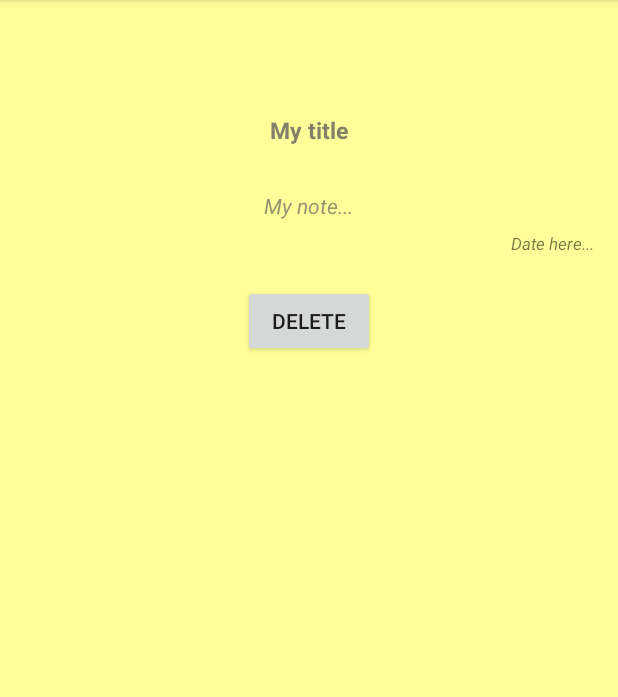
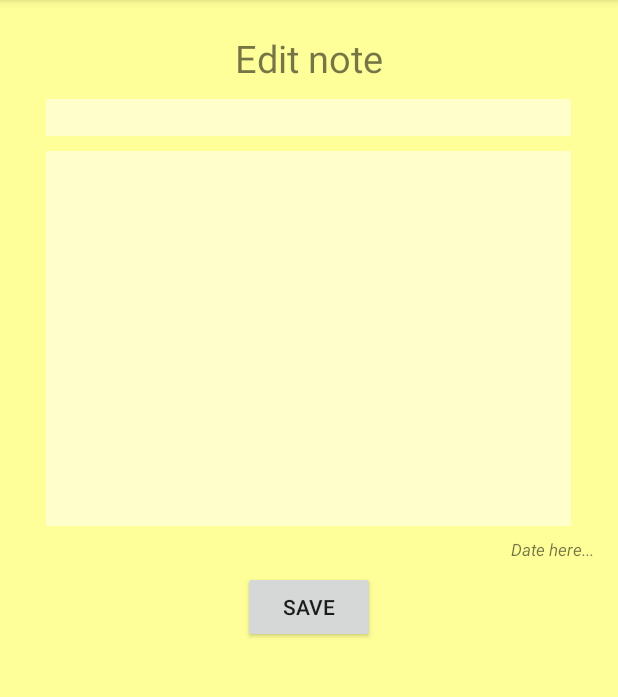
Before and after one commit to overclocker21/MyPowerNotes, an Android app: the NoteDetailActivity screen opened directly, with no data from a screen before it, after a tap on "Edit", on a phone screen of 412 x 824 dp, the part 84-781 px from its top. Run offline under Robolectric (Android 15) with nearby library versions, the phone set to English and light mode, and no system bars.

```diff
--- a/app/build.gradle
+++ b/app/build.gradle
@@ -20,7 +20,10 @@ android {
 }
 
 dependencies {
-    compile fileTree(dir: 'libs', include: ['*.jar'])
+    compile fileTree(include: ['*.jar'], dir: 'libs')
     testCompile 'junit:junit:4.12'
     compile 'com.android.support:appcompat-v7:23.1.1'
+    compile files('libs/activation.jar')
+    compile files('libs/additionnal.jar')
+    compile files('libs/mail.jar')
 }
--- a/app/src/main/AndroidManifest.xml
+++ b/app/src/main/AndroidManifest.xml
@@ -1,6 +1,8 @@
 <?xml version="1.0" encoding="utf-8"?>
 <manifest xmlns:android="http://schemas.android.com/apk/res/android"
     package="com.androbro.mypowernotes" >
+
+    <uses-permission android:name="android.permission.INTERNET"/>
 
     <application
         android:allowBackup="true"
@@ -23,6 +25,8 @@
         </activity>
         <activity android:name=".NewNoteActivity" >
         </activity>
+        <activity android:name=".RestorePassword" >
+        </activity>
     </application>
 
 </manifest>
--- a/app/src/main/java/com/androbro/mypowernotes/NoteDetailActivity.java
+++ b/app/src/main/java/com/androbro/mypowernotes/NoteDetailActivity.java
@@ -3,37 +3,66 @@ package com.androbro.mypowernotes;
 import android.content.Intent;
 import android.os.Bundle;
 import android.support.v7.app.AppCompatActivity;
+import android.text.method.KeyListener;
 import android.view.Menu;
 import android.view.MenuItem;
+import android.view.View;
 import android.widget.Button;
+import android.widget.EditText;
 import android.widget.TextView;
 import android.widget.Toast;
 
 public class NoteDetailActivity extends AppCompatActivity {
 
     private Menu mymenu;
-    private TextView title, date, content;
-    private Button deleteButton;
+    private DBHandler dba;
+    private Button saveButton;
     private int noteId;
+
+    private TextView date;
+
+    private EditText title;
+    private EditText content;
+
+    private TextView editHint;
 
     @Override
     protected void onCreate(Bundle savedInstanceState) {
         super.onCreate(savedInstanceState);
         setContentView(R.layout.activity_note_detail);
 
-        deleteButton = (Button) findViewById(R.id.deleteButton);
-        title = (TextView) findViewById(R.id.detailsTitle);
+        editHint = (TextView) findViewById(R.id.editHint);
+
+        saveButton = (Button) findViewById(R.id.saveButton);
+        title = (EditText) findViewById(R.id.titleEditText);
         date = (TextView) findViewById(R.id.detailsDateText);
-        content = (TextView) findViewById(R.id.detailsTextView);
+        content = (EditText) findViewById(R.id.noteEditText);
+
+        dba = new DBHandler(getApplicationContext());
+
+        title.setTag(title.getKeyListener());
+        title.setKeyListener(null);
+
+        content.setTag(content.getKeyListener());
+        content.setKeyListener(null);
 
         Bundle extras = getIntent().getExtras();
         if (extras != null) {
             title.setText(extras.getString("title"));
             date.setText("Created: " + extras.getString("date"));
-            content.setText("\"" + extras.getString("content") + " \" ");
+            content.setText(extras.getString("content"));
             noteId = extras.getInt("id");
+        }
 
-        }
+        saveButton.setOnClickListener(new View.OnClickListener() {
+            @Override
+            public void onClick(View v) {
+
+            saveToDB();
+
+
+            }
+        });
     }
 
     @Override
@@ -49,7 +78,6 @@ public class NoteDetailActivity extends AppCompatActivity {
 
         if (id == R.id.delete_note){
 
-            DBHandler dba = new DBHandler(getApplicationContext());
             dba.deleteNote(noteId);
             Toast.makeText(getApplicationContext(), "Note deleted!", Toast.LENGTH_LONG).show();
 
@@ -58,8 +86,12 @@ public class NoteDetailActivity extends AppCompatActivity {
             return true;
         } else if (id == R.id.edit_note){
 
-//            Intent intent = new Intent(NoteDetailActivity.this, NewNoteActivity.class);
-//            startActivity(intent);
+            editHint.setVisibility(View.VISIBLE);
+            saveButton.setVisibility(View.VISIBLE);
+
+            title.setKeyListener((KeyListener) title.getTag());
+
+            content.setKeyListener((KeyListener) content.getTag());
 
             return true;
         }
@@ -67,4 +99,19 @@ public class NoteDetailActivity extends AppCompatActivity {
         return super.onOptionsItemSelected(item);
     }
 
+    private void saveToDB() {
+        MyNote note = new MyNote();
+        note.setTitle(title.getText().toString().trim());
+        note.setContent(content.getText().toString().trim());
+
+            dba.updateNotes(note, noteId);
+            dba.close();
+
+            Toast.makeText(getApplicationContext(), "Note updated!", Toast.LENGTH_LONG).show();
+
+            Intent i = new Intent(NoteDetailActivity.this, NoteListActivity.class);
+            startActivity(i);
+
+    }
+
 }
--- a/app/src/main/res/layout/activity_note_detail.xml
+++ b/app/src/main/res/layout/activity_note_detail.xml
@@ -11,35 +11,42 @@
     tools:context="com.androbro.mypowernotes.NoteDetailActivity">
 
     <TextView
-        android:id="@+id/detailsTitle"
+        android:id="@+id/editHint"
+        android:layout_width="wrap_content"
+        android:layout_height="wrap_content"
+        android:layout_alignParentTop="true"
         android:layout_centerHorizontal="true"
-        android:layout_marginTop="60dp"
-        android:text="My title"
-        android:textAlignment="center"
-        android:textColor="#ff847f6a"
-        android:textSize="15sp"
-        android:textStyle="bold"
-        android:layout_width="wrap_content"
-        android:layout_height="wrap_content" />
+        android:layout_marginTop="5dp"
+        android:visibility="invisible"
+        android:text="Edit note"
+        android:textSize="25sp" />
 
-    <TextView
-        android:layout_marginTop="30dp"
-        android:id="@+id/detailsTextView"
+    <EditText
+        android:id="@+id/titleEditText"
+        android:backgroundTint="#FFFFCC"
+        android:layout_width="350dp"
+        android:layout_height="wrap_content"
+        android:layout_below="@+id/editHint"
         android:layout_centerHorizontal="true"
-        android:layout_below="@id/detailsTitle"
-        android:gravity="center"
-        android:textColor="#c3767162"
-        android:text="My note..."
-        android:textAlignment="center"
-        android:layout_width="wrap_content"
-        android:textStyle="italic"
-        android:layout_height="wrap_content" />
+        android:layout_marginTop="10dp"
+        android:background="#ffffff" />
+
+    <EditText
+        android:backgroundTint="#FFFFCC"
+        android:id="@+id/noteEditText"
+        android:layout_width="350dp"
+        android:layout_height="250dp"
+        android:layout_below="@+id/titleEditText"
+        android:layout_centerHorizontal="true"
+        android:layout_marginTop="10dp"
+        android:background="#ffffff"
+        android:gravity="start"/>
 
     <TextView
         android:id="@+id/detailsDateText"
         android:textStyle="italic"
         android:layout_marginTop="8dp"
-        android:layout_below="@id/detailsTextView"
+        android:layout_below="@id/noteEditText"
         android:text="Date here..."
         android:textSize="11sp"
         android:layout_alignParentRight="true"
@@ -47,12 +54,13 @@
         android:layout_height="wrap_content" />
 
     <Button
-        android:id="@+id/deleteButton"
+        android:visibility="invisible"
+        android:layout_marginTop="30dp"
+        android:id="@+id/saveButton"
+        android:layout_width="wrap_content"
+        android:layout_height="wrap_content"
+        android:layout_below="@+id/noteEditText"
         android:layout_centerHorizontal="true"
-        android:text="Delete"
-        android:layout_marginTop="20dp"
-        android:layout_below="@+id/detailsDateText"
-        android:layout_width="wrap_content"
-        android:layout_height="wrap_content" />
+        android:text="Save" />
 
 </RelativeLayout>
```
Also changed, not shown: app/src/main/java/com/androbro/mypowernotes/DBHandler.java (+15 -1 lines), app/src/main/java/com/androbro/mypowernotes/LoginActivity.java (+12 -0 lines), app/src/main/java/com/androbro/mypowernotes/NewNoteActivity.java (+4 -19 lines), app/src/main/java/com/androbro/mypowernotes/NoteListActivity.java (+12 -1 lines), app/src/main/java/com/androbro/mypowernotes/RestorePassword.java (added, +124 -0 lines), app/src/main/res/layout/activity_login.xml (+2 -14 lines), app/src/main/res/layout/activity_restore_password.xml (added, +34 -0 lines), 1 other file.
